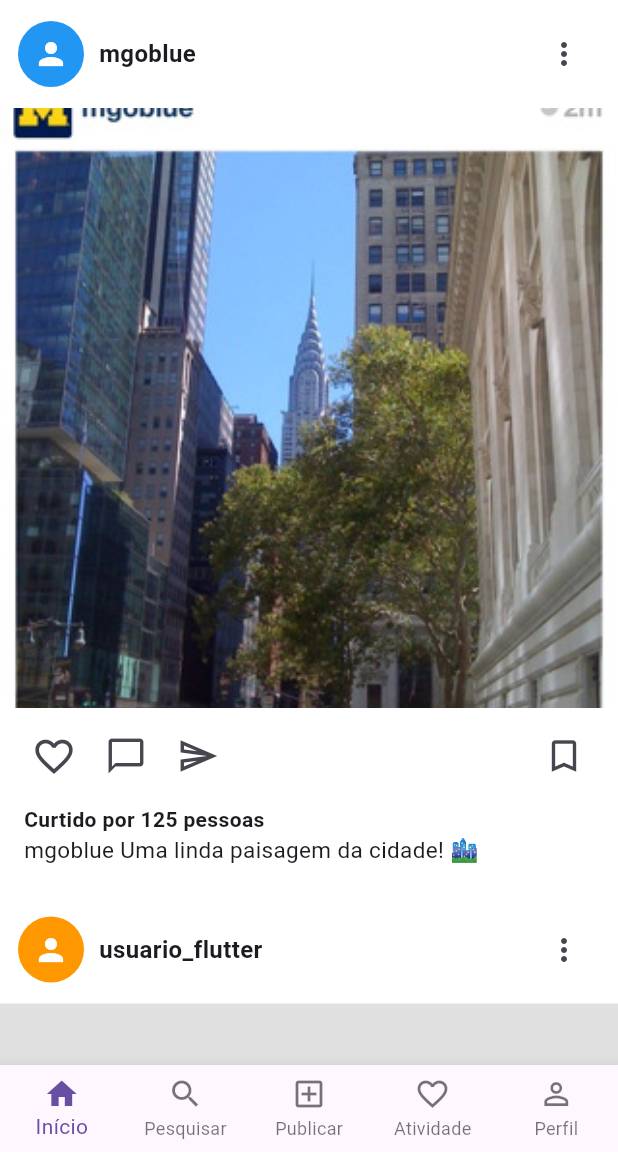
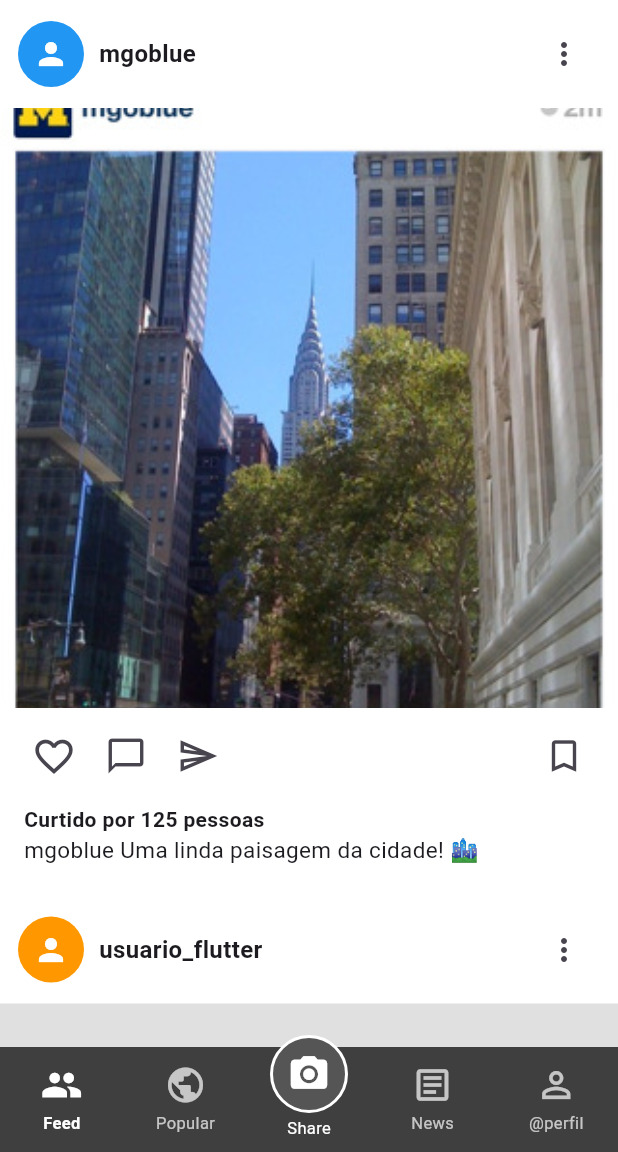
Before and after one commit to The-Saul/first-instagram-flutter, a Flutter app: the screen it shows after launch, on a phone screen of 412 x 824 dp, the part 84-1236 px from its top. Run offline on Flutter 3.47's test engine with Material 3 defaults, Android fonts, the phone set to English and light mode, and no system bars.

Commit message:
correção de bottom e tela popular
nesse commit eu fiz a tela de popular e ajeitei o bottompra conseguir usar o bottom em todas as outras telas.

```diff
--- a/lib/App/app.dart
+++ b/lib/App/app.dart
@@ -1,5 +1,7 @@
 import 'package:flutter/material.dart';
+
 import '../feed/feed_page.dart';
+import '../popular/popular_page.dart';
 
 class InstagramApp extends StatelessWidget {
   const InstagramApp({super.key});
@@ -8,7 +10,8 @@ class InstagramApp extends StatelessWidget {
   Widget build(BuildContext context) {
     return MaterialApp(
       debugShowCheckedModeBanner: false,
-      title: 'Instagram Feed',
+
+      title: 'Instagram',
 
       theme: ThemeData(
         scaffoldBackgroundColor: Colors.white,
@@ -16,6 +19,11 @@ class InstagramApp extends StatelessWidget {
       ),
 
       home: const FeedPage(),
+
+      routes: {
+        '/feed': (context) => const FeedPage(),
+        '/popular': (context) => const PopularPage(),
+      },
     );
   }
 }
--- a/lib/feed/components/feed_bottom_navigation.dart
+++ b/lib/feed/components/feed_bottom_navigation.dart
@@ -2,49 +2,180 @@ import 'package:flutter/material.dart';
 
 class FeedBottomNavigation extends StatelessWidget {
   final int indiceSelecionado;
-  final Function(int) onItemSelecionado;
 
   const FeedBottomNavigation({
     super.key,
     required this.indiceSelecionado,
-    required this.onItemSelecionado,
   });
+
+  void _navegar(BuildContext context, int index) {
+    if (index == indiceSelecionado) {
+      return;
+    }
+
+    switch (index) {
+      case 0:
+        Navigator.pushReplacementNamed(context, '/feed');
+        break;
+
+      case 1:
+        Navigator.pushReplacementNamed(context, '/popular');
+        break;
+
+      case 2:
+        // Share será implementado depois.
+        break;
+
+      case 3:
+        // News será implementado depois.
+        break;
+
+      case 4:
+        // Perfil será implementado depois.
+        break;
+    }
+  }
 
   @override
   Widget build(BuildContext context) {
-    return BottomNavigationBar(
-      currentIndex: indiceSelecionado,
+    return Container(
+      height: 70,
+      color: const Color(0xFF3F3F3F),
+      child: Row(
+        mainAxisAlignment: MainAxisAlignment.spaceAround,
+        crossAxisAlignment: CrossAxisAlignment.center,
+        children: [
+          _item(
+            context,
+            index: 0,
+            icon: Icons.people_outline,
+            activeIcon: Icons.people,
+            label: 'Feed',
+          ),
 
-      onTap: onItemSelecionado,
+          _item(
+            context,
+            index: 1,
+            icon: Icons.public_outlined,
+            activeIcon: Icons.public,
+            label: 'Popular',
+          ),
 
-      type: BottomNavigationBarType.fixed,
+          // CÂMERA DESTACADA
+          _cameraItem(context),
 
-      items: const [
-        BottomNavigationBarItem(
-          icon: Icon(Icons.home),
-          label: 'Início',
+          _item(
+            context,
+            index: 3,
+            icon: Icons.article_outlined,
+            activeIcon: Icons.article,
+            label: 'News',
+          ),
+
+          _item(
+            context,
+            index: 4,
+            icon: Icons.person_outline,
+            activeIcon: Icons.person,
+            label: '@perfil',
+          ),
+        ],
+      ),
+    );
+  }
+
+  Widget _item(
+    BuildContext context, {
+    required int index,
+    required IconData icon,
+    required IconData activeIcon,
+    required String label,
+  }) {
+    final bool selecionado = indiceSelecionado == index;
+
+    return Expanded(
+      child: InkWell(
+        onTap: () => _navegar(context, index),
+        child: Column(
+          mainAxisAlignment: MainAxisAlignment.center,
+          children: [
+            Icon(
+              selecionado ? activeIcon : icon,
+              size: 28,
+              color: selecionado
+                  ? Colors.white
+                  : Colors.white70,
+            ),
+
+            const SizedBox(height: 3),
+
+            Text(
+              label,
+              style: TextStyle(
+                fontSize: 11,
+                fontWeight: selecionado
+                    ? FontWeight.bold
+                    : FontWeight.normal,
+                color: selecionado
+                    ? Colors.white
+                    : Colors.white70,
+              ),
+            ),
+          ],
         ),
+      ),
+    );
+  }
 
-        BottomNavigationBarItem(
-          icon: Icon(Icons.search),
-          label: 'Pesquisar',
+  Widget _cameraItem(BuildContext context) {
+    final bool selecionado = indiceSelecionado == 2;
+
+    return Expanded(
+      child: InkWell(
+        onTap: () => _navegar(context, 2),
+        child: Transform.translate(
+          offset: const Offset(0, -8),
+          child: Column(
+            mainAxisAlignment: MainAxisAlignment.center,
+            children: [
+              Container(
+                width: 52,
+                height: 52,
+                decoration: BoxDecoration(
+                  color: selecionado
+                      ? Colors.white
+                      : const Color(0xFF555555),
+                  shape: BoxShape.circle,
+                  border: Border.all(
+                    color: Colors.white,
+                    width: 2,
+                  ),
+                ),
+                child: Icon(
+                  Icons.camera_alt,
+                  size: 29,
+                  color: selecionado
+                      ? const Color(0xFF3F3F3F)
+                      : Colors.white,
+                ),
+              ),
+
+              const SizedBox(height: 2),
+
+              Text(
+                'Share',
+                style: TextStyle(
+                  fontSize: 11,
+                  fontWeight: selecionado
+                      ? FontWeight.bold
+                      : FontWeight.normal,
+                  color: Colors.white,
+                ),
+              ),
+            ],
+          ),
         ),
-
-        BottomNavigationBarItem(
-          icon: Icon(Icons.add_box_outlined),
-          label: 'Publicar',
-        ),
-
-        BottomNavigationBarItem(
-          icon: Icon(Icons.favorite_border),
-          label: 'Atividade',
-        ),
-
-        BottomNavigationBarItem(
-          icon: Icon(Icons.person_outline),
-          label: 'Perfil',
-        ),
-      ],
+      ),
     );
   }
 }
--- a/lib/feed/feed_page.dart
+++ b/lib/feed/feed_page.dart
@@ -65,14 +65,8 @@ class _FeedPageState extends State<FeedPage> {
         ],
       ),
 
-      bottomNavigationBar: FeedBottomNavigation(
-        indiceSelecionado: indiceSelecionado,
-
-        onItemSelecionado: (index) {
-          setState(() {
-            indiceSelecionado = index;
-          });
-        },
+      bottomNavigationBar: const FeedBottomNavigation(
+        indiceSelecionado: 0,
       ),
     );
   }
```
Also changed, not shown: lib/popular/components/popular_app_bar.dart (added, +37 -0 lines), lib/popular/popular_page.dart (added, +67 -0 lines).
